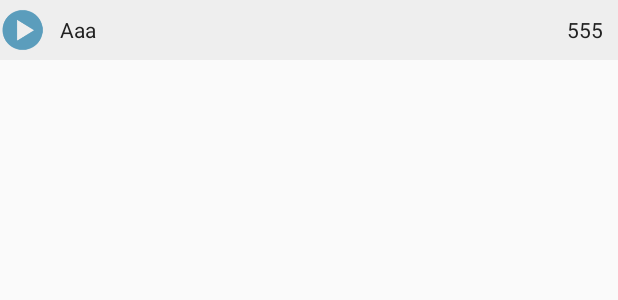
After one commit to murat8505/MusicVK, an Android app: the layout audio_item.xml on its own in the app's theme, with its tools: preview values and no code run, on a phone screen of 412 x 824 dp. The commit adds this screen. Shown: the top 300 px of the screen. Run offline under Robolectric (Android 15) with nearby library versions, the phone set to English and light mode, and no system bars.

Commit message:
Added: - Lifecycle Logging Activity - TAGs and LOGs EVERYWHERE - Main Activity is now getting audios - audios are then placed in List Fragment - Toast on play button hit - JsonParser factory class - AudioItem and Adapter calsses - Play Button icon, song item layout

```diff
--- a/app/src/main/java/com/kramarenko/illia/musicvk/fragments/FragmentLogin.java
+++ b/app/src/main/java/com/kramarenko/illia/musicvk/fragments/FragmentLogin.java
@@ -16,6 +16,8 @@ import com.vk.sdk.VKSdk;
 
 public class FragmentLogin extends Fragment implements View.OnClickListener{
 
+
+    protected final String TAG = getClass().getSimpleName();
 
     private Button goDeeper;
     private Button logOut;
--- a/app/src/main/java/com/kramarenko/illia/musicvk/fragments/FragmentLogout.java
+++ b/app/src/main/java/com/kramarenko/illia/musicvk/fragments/FragmentLogout.java
@@ -18,6 +18,7 @@ import com.vk.sdk.VKSdk;
  */
 public class FragmentLogout extends Fragment implements View.OnClickListener{
 
+    protected final String TAG = getClass().getSimpleName();
 
     private Button logIn;
     private String[] sMyScope;
--- a/app/src/main/res/layout/activity_login.xml
+++ b/app/src/main/res/layout/activity_login.xml
@@ -2,7 +2,8 @@
 <RelativeLayout xmlns:android="http://schemas.android.com/apk/res/android"
     android:layout_width="match_parent"
     android:layout_height="match_parent"
-    android:id="@+id/container">
+    android:id="@+id/container"
+    android:background="#eeeeee">
 
     <EditText
         android:singleLine="true"
--- /dev/null
+++ b/app/src/main/res/layout/audio_item.xml
@@ -0,0 +1,57 @@
+<?xml version="1.0" encoding="utf-8"?>
+<RelativeLayout xmlns:android="http://schemas.android.com/apk/res/android"
+    android:orientation="vertical"
+    android:layout_width="match_parent"
+    android:layout_height="40dp"
+    android:background="#eeeeee">
+
+    <RelativeLayout
+        android:layout_width="match_parent"
+        android:layout_height="match_parent"
+        android:layout_marginTop="5dp"
+        android:layout_marginBottom="5dp"
+        android:layout_alignParentTop="true"
+        android:layout_alignParentLeft="true"
+        android:layout_alignParentStart="true">
+        <ImageButton
+            android:layout_width="30dp"
+            android:layout_height="30dp"
+            android:id="@+id/playButton"
+            android:layout_alignParentTop="true"
+            android:layout_alignParentLeft="true"
+            android:layout_alignParentStart="true"
+            android:src="@drawable/play_ic90"
+            android:adjustViewBounds="true"
+            android:padding="0dp"
+            android:scaleType="fitCenter"
+            android:background="#eeeeee"/>
+
+        <TextView
+            android:layout_width="wrap_content"
+            android:layout_height="wrap_content"
+            android:textSize="14sp"
+            android:text="Aaa"
+            android:id="@+id/songTitle"
+            android:layout_centerVertical="true"
+            android:layout_toRightOf="@+id/playButton"
+            android:layout_toEndOf="@+id/playButton"
+            android:layout_marginStart="10dp"
+            android:layout_marginLeft="10dp"
+            android:textColor="#212121"
+            android:singleLine="true"/>
+
+        <TextView
+            android:layout_width="wrap_content"
+            android:layout_height="wrap_content"
+            android:textSize="14sp"
+            android:text="555"
+            android:id="@+id/duration"
+            android:layout_centerVertical="true"
+            android:layout_alignParentRight="true"
+            android:layout_alignParentEnd="true"
+            android:textColor="#212121"
+            android:layout_marginRight="10dp"
+            android:layout_marginEnd="10dp"
+            android:background="#eeeeee"/>
+    </RelativeLayout>
+</RelativeLayout>
--- a/app/src/main/res/layout/fragment_login.xml
+++ b/app/src/main/res/layout/fragment_login.xml
@@ -2,7 +2,8 @@
     xmlns:tools="http://schemas.android.com/tools"
     android:layout_width="match_parent"
     android:layout_height="match_parent"
-    tools:context="com.kramarenko.illia.musicvk.fragments.FragmentLogin">
+    tools:context="com.kramarenko.illia.musicvk.fragments.FragmentLogin"
+    android:background="#eeeeee">
 
 
     <RelativeLayout
--- a/app/src/main/res/layout/fragment_logout.xml
+++ b/app/src/main/res/layout/fragment_logout.xml
@@ -1,7 +1,8 @@
 <FrameLayout xmlns:android="http://schemas.android.com/apk/res/android"
     xmlns:tools="http://schemas.android.com/tools" android:layout_width="match_parent"
     android:layout_height="match_parent"
-    tools:context="com.kramarenko.illia.musicvk.fragments.FragmentLogout">
+    tools:context="com.kramarenko.illia.musicvk.fragments.FragmentLogout"
+    android:background="#eeeeee">
 
 
     <RelativeLayout
```
Also changed, not shown: app/src/main/java/com/kramarenko/illia/musicvk/activities/LifecycleLoggingActivity.java (added, +140 -0 lines), app/src/main/java/com/kramarenko/illia/musicvk/activities/LoginActivity.java (+4 -7 lines), app/src/main/java/com/kramarenko/illia/musicvk/activities/MainActivity.java (+94 -10 lines), app/src/main/java/com/kramarenko/illia/musicvk/fragments/AudioListFragment.java (added, +52 -0 lines), app/src/main/java/com/kramarenko/illia/musicvk/json/VKResponseJSONParser.java (added, +57 -0 lines), app/src/main/java/com/kramarenko/illia/musicvk/ops/AudioItem.java (added, +47 -0 lines), app/src/main/java/com/kramarenko/illia/musicvk/ops/AudioItemsAdapter.java (added, +104 -0 lines), app/src/main/res/layout/activity_main.xml (+33 -9 lines), app/src/main/res/drawable/play_ic90.png (added).
